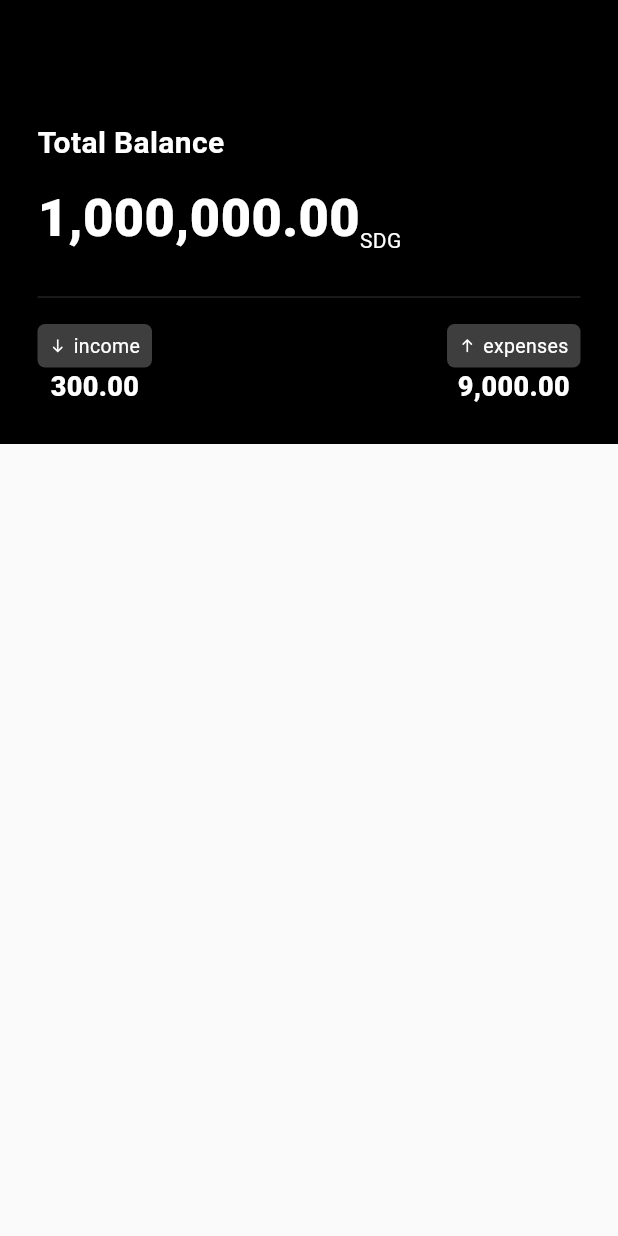
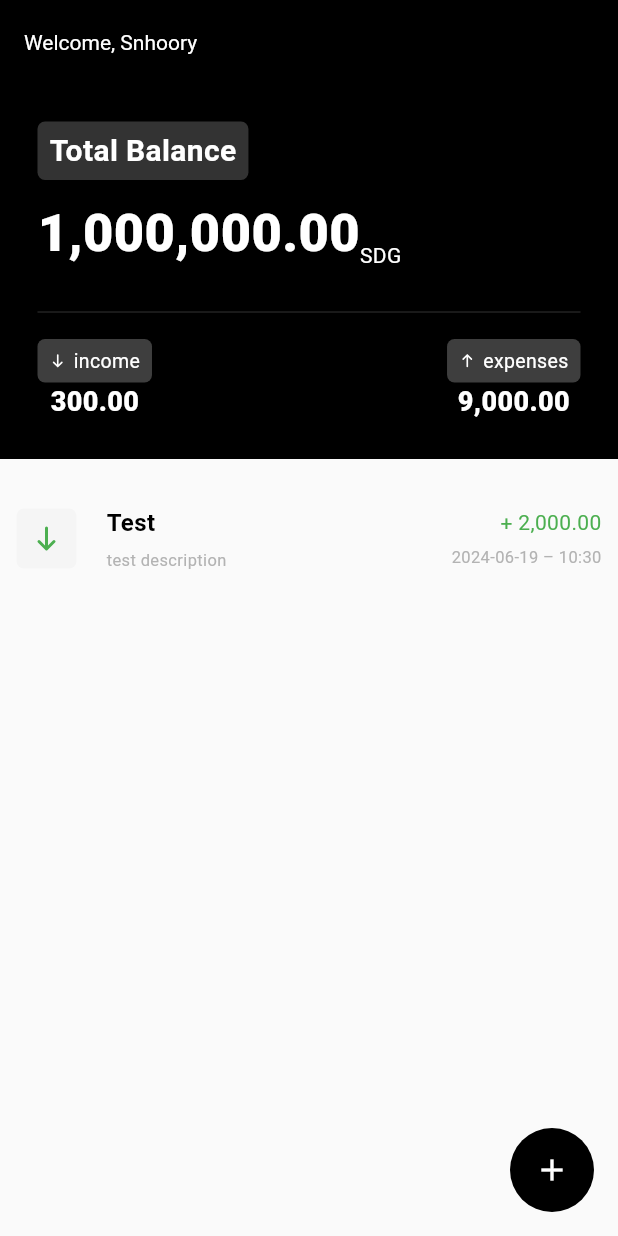
Before and after one commit to ahmedammarsd/expenses_simple_app, a Flutter app: the screen it shows after launch, on a phone screen of 412 x 824 dp. Run offline on Flutter 3.47's test engine with Material 3 defaults, Android fonts, the phone set to English and light mode, and no system bars; our stand-ins replace flutter_svg.

Commit message:
finish card transaction

```diff
--- a/lib/home.dart
+++ b/lib/home.dart
@@ -1,4 +1,5 @@
 import 'package:expenses_test_app/colors/colors.dart';
+import 'package:expenses_test_app/widgets/card_transaction.dart';
 import 'package:expenses_test_app/widgets/info_account.dart';
 import 'package:flutter/material.dart';
 
@@ -15,10 +16,34 @@ class _HomePageState extends State<HomePage> {
     return Scaffold(
       appBar: AppBar(
         backgroundColor: kBlack,
+        title: const Text(
+          "Welcome, Snhoory",
+          style: TextStyle(fontSize: 14),
+        ),
       ),
-      body: const Column(
+      floatingActionButton: FloatingActionButton(
+        onPressed: () {},
+        backgroundColor: kBlack,
+        elevation: 0,
+        child: const Icon(Icons.add),
+      ),
+      body: Column(
         children: [
-          InfoAccount(),
+          const InfoAccount(),
+          const SizedBox(
+            height: 20,
+          ),
+          Container(
+            padding: const EdgeInsets.all(3),
+            width: double.infinity,
+            child: CardTransaction(
+              typeTransaction: TypeTranscation.income,
+              title: "Test",
+              description: "test description",
+              value: 2000,
+              date: DateTime.now(),
+            ),
+          ),
         ],
       ),
     );
--- /dev/null
+++ b/lib/utils/format_currency.dart
@@ -0,0 +1,12 @@
+import 'package:intl/intl.dart';
+
+String formatCaurrncy(int value) {
+  return NumberFormat("#,##0.00", "en_US").format(value);
+}
+
+// DateTime now = DateTime.now();
+// String formattedDate = DateFormat('yyyy-MM-dd – kk:mm').format(now);
+
+String formatDate(DateTime date) {
+  return DateFormat('yyyy-MM-dd – kk:mm').format(date);
+}
--- /dev/null
+++ b/lib/widgets/card_transaction.dart
@@ -0,0 +1,106 @@
+import 'package:expenses_test_app/colors/colors.dart';
+import 'package:expenses_test_app/utils/format_currency.dart';
+import 'package:flutter/material.dart';
+import 'package:flutter_svg/flutter_svg.dart';
+
+class CardTransaction extends StatelessWidget {
+  const CardTransaction(
+      {super.key,
+      required this.typeTransaction,
+      required this.title,
+      this.description = "",
+      required this.value,
+      required this.date});
+  final TypeTranscation typeTransaction;
+  final String title;
+  final String? description;
+  final int value;
+  final DateTime date;
+
+  @override
+  Widget build(BuildContext context) {
+    return Container(
+      padding: const EdgeInsets.all(8),
+      child: Row(
+        mainAxisAlignment: MainAxisAlignment.spaceBetween,
+        children: [
+          Row(
+            children: [
+              Container(
+                padding: const EdgeInsets.all(10),
+                decoration: BoxDecoration(
+                    color: kWhiteThree.withOpacity(0.1),
+                    borderRadius: BorderRadius.circular(5)),
+                child: SvgPicture.asset(
+                  typeTransaction == TypeTranscation.expense
+                      ? "assets/icons/up.svg"
+                      : "assets/icons/down.svg",
+                  width: 20,
+                  height: 20,
+                  color: typeTransaction == TypeTranscation.expense
+                      ? Colors.red.shade500
+                      : Colors.green.shade500,
+                ),
+              ),
+              const SizedBox(
+                width: 20,
+              ),
+              Column(
+                crossAxisAlignment: CrossAxisAlignment.start,
+                children: [
+                  Text(
+                    title,
+                    style: TextStyle(
+                        fontSize: 16,
+                        fontWeight: FontWeight.bold,
+                        color: kBlack),
+                  ),
+                  const SizedBox(
+                    height: 5,
+                  ),
+                  Text(
+                    description!,
+                    style: TextStyle(
+                      fontSize: 11,
+                      color: kBlackTwo.withOpacity(0.8),
+                    ),
+                  )
+                ],
+              ),
+            ],
+          ),
+          Column(
+            crossAxisAlignment: CrossAxisAlignment.end,
+            children: [
+              //value
+              Text(
+                typeTransaction == TypeTranscation.expense
+                    ? "- ${formatCaurrncy(value)}"
+                    : "+ ${formatCaurrncy(value)}",
+                style: TextStyle(
+                  color: typeTransaction == TypeTranscation.expense
+                      ? Colors.red.shade500
+                      : Colors.green.shade500,
+                ),
+              ),
+              const SizedBox(
+                height: 5,
+              ),
+              //date
+              Text(
+                formatDate(date),
+                style:
+                    TextStyle(fontSize: 11, color: kBlackTwo.withOpacity(0.8)),
+              ),
+            ],
+          ),
+        ],
+      ),
+    );
+  }
+}
+
+enum TypeTranscation {
+  income,
+  expense;
+}
--- a/lib/widgets/info_account.dart
+++ b/lib/widgets/info_account.dart
@@ -1,4 +1,5 @@
 import 'package:expenses_test_app/colors/colors.dart';
+import 'package:expenses_test_app/utils/format_currency.dart';
 import 'package:flutter/material.dart';
 import 'package:flutter_svg/flutter_svg.dart';
 import 'package:intl/intl.dart';
@@ -12,6 +13,7 @@ class InfoAccount extends StatefulWidget {
 
 class _InfoAccountState extends State<InfoAccount> {
   final format = NumberFormat("#,##0.00", "en_US");
+
   @override
   Widget build(BuildContext context) {
     return Container(
@@ -26,9 +28,15 @@ class _InfoAccountState extends State<InfoAccount> {
           Column(
             crossAxisAlignment: CrossAxisAlignment.start,
             children: [
-              const Text(
-                "Total Balance",
-                style: TextStyle(fontSize: 20, fontWeight: FontWeight.w600),
+              Container(
+                padding: const EdgeInsets.symmetric(vertical: 5, horizontal: 8),
+                decoration: BoxDecoration(
+                    color: kWhite.withOpacity(0.2),
+                    borderRadius: BorderRadius.circular(5)),
+                child: const Text(
+                  "Total Balance",
+                  style: TextStyle(fontSize: 20, fontWeight: FontWeight.w600),
+                ),
               ),
               const SizedBox(
                 height: 10,
@@ -37,7 +45,7 @@ class _InfoAccountState extends State<InfoAccount> {
                 crossAxisAlignment: CrossAxisAlignment.end,
                 children: [
                   Text(
-                    format.format(1000000),
+                    formatCaurrncy(1000000),
                     style: const TextStyle(
                         fontSize: 35, fontWeight: FontWeight.w900),
                   ),
```
